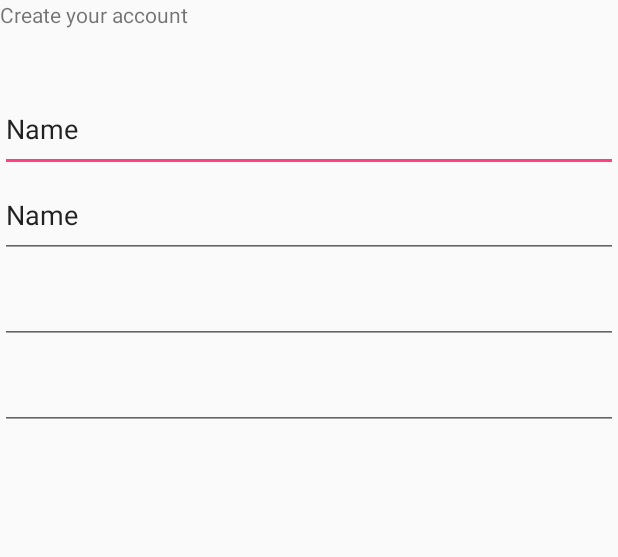
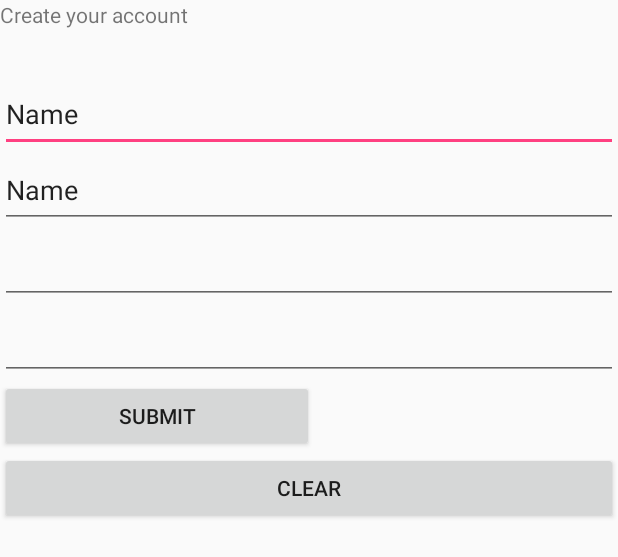
Before and after one commit to sylviawan/MSD_Assignment, an Android app: the layout activity_create_profile.xml on its own in the app's theme, with its tools: preview values and no code run, on a phone screen of 412 x 824 dp. Shown: the top 557 px of the screen. Run offline under Robolectric (Android 15) with nearby library versions, the phone set to English and light mode, and no system bars.

```diff
--- a/app/src/main/AndroidManifest.xml
+++ b/app/src/main/AndroidManifest.xml
@@ -9,6 +9,8 @@
         android:roundIcon="@mipmap/ic_launcher_round"
         android:supportsRtl="true"
         android:theme="@style/AppTheme">
+
+
         <activity android:name=".MainActivity">
             <intent-filter>
                 <action android:name="android.intent.action.MAIN" />
--- a/app/src/main/res/layout/activity_create_profile.xml
+++ b/app/src/main/res/layout/activity_create_profile.xml
@@ -2,7 +2,8 @@
 <LinearLayout xmlns:android="http://schemas.android.com/apk/res/android"
     android:orientation="vertical" android:layout_width="match_parent"
     android:layout_height="match_parent"
-    android:weightSum="1">
+    android:weightSum="1"
+    android:baselineAligned="false">
 
     <TextView
         android:id="@+id/createText"
@@ -45,4 +46,16 @@
         android:ems="10"
         android:inputType="textEmailAddress" />
 
+    <Button
+        android:id="@+id/createSubmit"
+        android:layout_width="209dp"
+        android:layout_height="wrap_content"
+        android:text="Submit" />
+
+    <Button
+        android:id="@+id/createClr"
+        android:layout_width="match_parent"
+        android:layout_height="wrap_content"
+        android:text="Clear" />
+
 </LinearLayout>
--- a/app/src/main/res/layout/activity_entries.xml
+++ b/app/src/main/res/layout/activity_entries.xml
@@ -1,4 +1,5 @@
 <?xml version="1.0" encoding="utf-8"?>
+<!--Layout for the entries-->
 <LinearLayout xmlns:android="http://schemas.android.com/apk/res/android"
     android:orientation="vertical" android:layout_width="match_parent"
     android:layout_height="match_parent">
--- a/app/src/main/res/layout/activity_settings.xml
+++ b/app/src/main/res/layout/activity_settings.xml
@@ -1,4 +1,5 @@
 <?xml version="1.0" encoding="utf-8"?>
+<!--Layout to change settings-->
 <LinearLayout xmlns:android="http://schemas.android.com/apk/res/android"
     android:orientation="vertical" android:layout_width="match_parent"
     android:layout_height="match_parent">
```
Also changed, not shown: app/src/main/java/com/example/sylviawan/assignment/Action/AddEntry.java (added, +8 -0 lines), app/src/main/java/com/example/sylviawan/assignment/Action/DeleteEntry.java (added, +8 -0 lines), app/src/main/java/com/example/sylviawan/assignment/Action_Controller/DatabaseHelper.java (added, +139 -0 lines), app/src/main/java/com/example/sylviawan/assignment/MainActivity.java (+17 -0 lines), app/src/main/java/com/example/sylviawan/assignment/R.java (added, +8 -0 lines).
